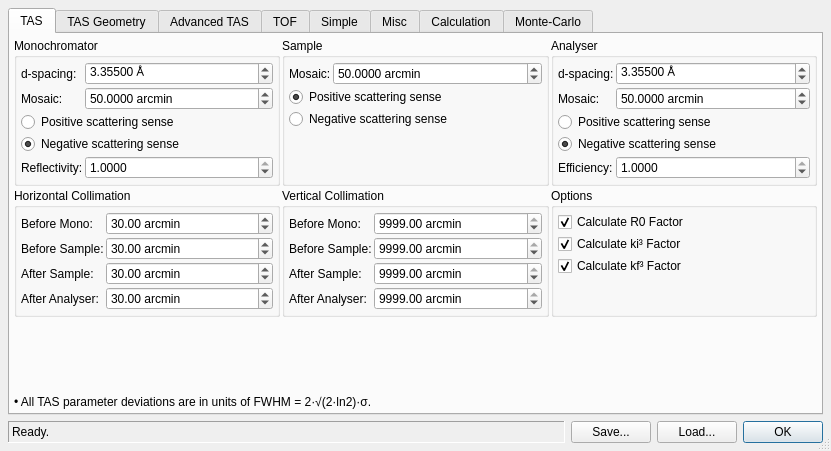
First picture: the form in ui/reso.ui, repository tweber-ill/frm_mirror-takin1, before the edit.
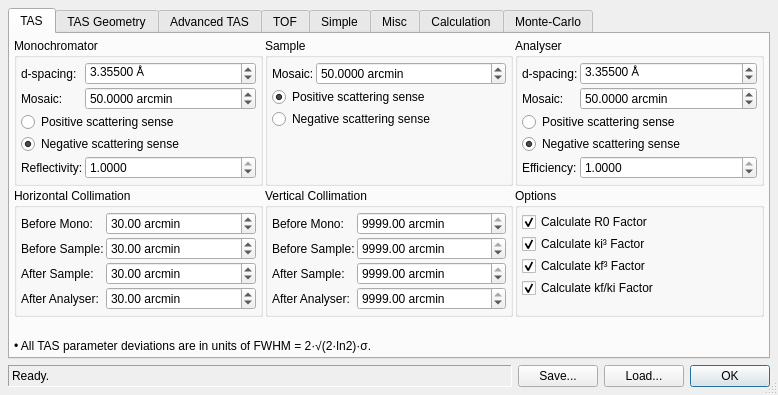
Second picture: the form after the edit. The open tabs and pages were chosen to show the change.

Commit message: added kf/ki factor

Diff of the .ui file:
```diff
--- a/ui/reso.ui
+++ b/ui/reso.ui
@@ -6,8 +6,8 @@
    <rect>
     <x>0</x>
     <y>0</y>
-    <width>831</width>
-    <height>451</height>
+    <width>778</width>
+    <height>395</height>
    </rect>
   </property>
   <property name="windowTitle">
@@ -479,6 +479,16 @@
             </property>
            </widget>
           </item>
+          <item row="3" column="0">
+           <widget class="QCheckBox" name="checkUseKfKi">
+            <property name="text">
+             <string>Calculate kf/ki Factor</string>
+            </property>
+            <property name="checked">
+             <bool>true</bool>
+            </property>
+           </widget>
+          </item>
          </layout>
         </widget>
        </item>
```
Left out of the diff: 1 changed line with no effect on the pictures. The commit also changes 6 other files.
